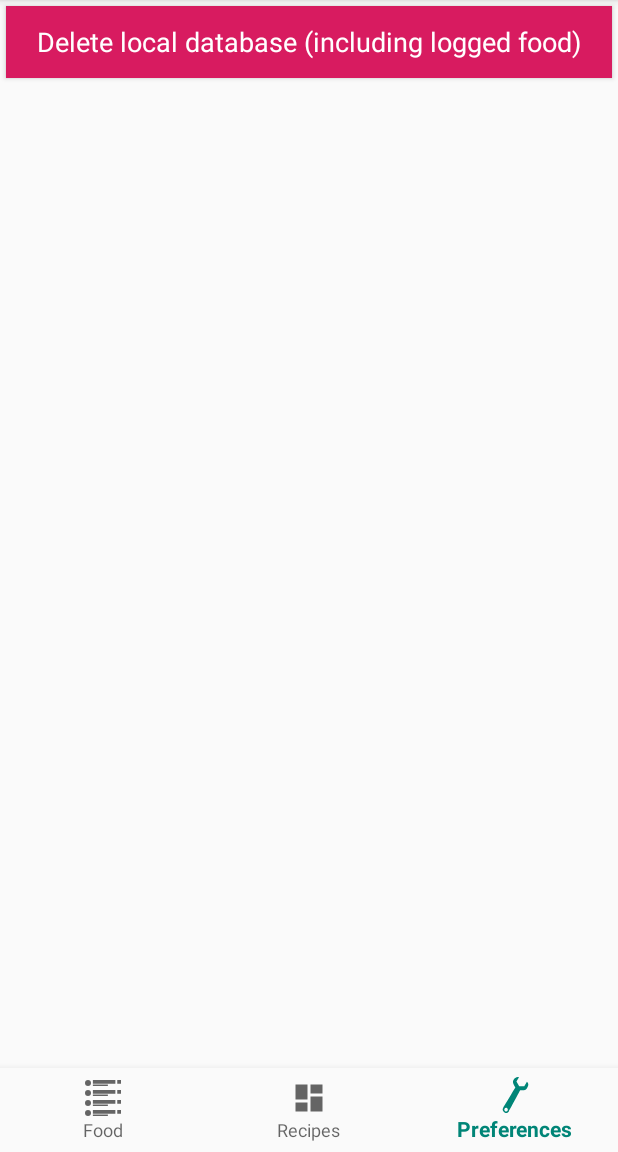
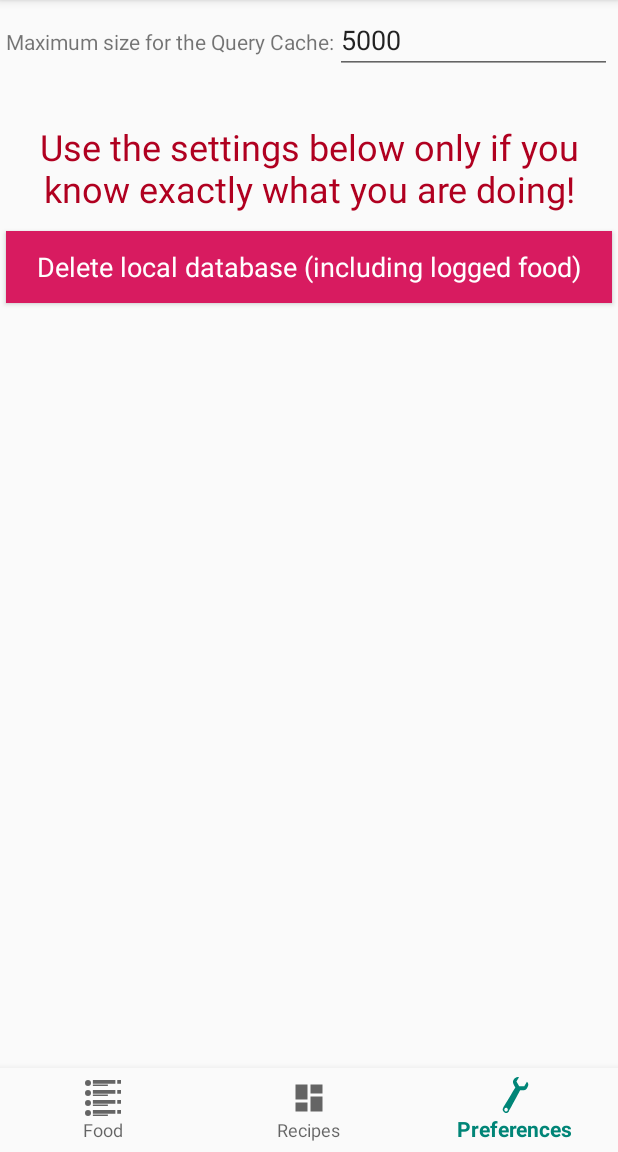
Before and after one commit to pinae/Nutria, an Android app: the screen it shows after launch (MainActivity), item 3 of the bottom bar chosen, on a phone screen of 412 x 824 dp, the part 84-1236 px from its top. Run offline under Robolectric (Android 15) with nearby library versions, the phone set to English and light mode, and no system bars; our stand-ins replace Room's generated code; libraries missing offline, so code that uses them is left out: org.jetbrains.anko; 1 statement that could not run was skipped.

Commit message:
Keep query cache small - with setting to set its size

```diff
--- a/app/src/main/kotlin/de/ct/nutria/Application.kt
+++ b/app/src/main/kotlin/de/ct/nutria/Application.kt
@@ -7,12 +7,17 @@ import androidx.room.Room
 
 class SharedPreferencesWrapper(context: Context) {
     private val prefsFilename = "net.pinae.nutria.prefs"
-    private val calirieBudgetKey = "calorieBudget"
+    private val calorieBudgetKey = "calorieBudget"
+    private val sizeQueryCacheKey = "sizeQueryCache"
     private val prefs: SharedPreferences = context.getSharedPreferences(prefsFilename, 0)
 
     var calorieBudget: Float
-        get() = prefs.getFloat(calirieBudgetKey, 2000f)
-        set(value) = prefs.edit().putFloat(calirieBudgetKey, value).apply()
+        get() = prefs.getFloat(calorieBudgetKey, 2000f)
+        set(value) = prefs.edit().putFloat(calorieBudgetKey, value).apply()
+
+    var sizeQueryCache: Int
+        get() = prefs.getInt(sizeQueryCacheKey, 5000)
+        set(value) = prefs.edit().putInt(sizeQueryCacheKey, value).apply()
 }
 
 val prefs: SharedPreferencesWrapper = NutriaApplication.sharedPreferences!!
--- a/app/src/main/kotlin/de/ct/nutria/PreferencesFragment.kt
+++ b/app/src/main/kotlin/de/ct/nutria/PreferencesFragment.kt
@@ -1,11 +1,11 @@
 package de.ct.nutria
 
-import android.content.Context
 import android.os.Bundle
 import androidx.fragment.app.Fragment
 import android.view.LayoutInflater
 import android.view.View
 import android.view.ViewGroup
+import androidx.core.widget.addTextChangedListener
 import com.google.android.material.snackbar.Snackbar
 import kotlinx.android.synthetic.main.fragment_preferences.*
 
@@ -29,6 +29,18 @@ class PreferencesFragment : Fragment() {
                     .setAction("Action", null).show()
             }
         }
+        editTextQueryCacheSize.setText(prefs.sizeQueryCache.toString())
+        editTextQueryCacheSize.addTextChangedListener {
+            val cacheSizeText = it.toString()
+            try {
+                if (cacheSizeText.toInt() > 0) {
+                    prefs.sizeQueryCache = cacheSizeText.toInt()
+                }
+            } catch (ex: NumberFormatException) {
+                prefs.sizeQueryCache = 5000
+            }
+
+        }
     }
 
     companion object {
--- a/app/src/main/kotlin/de/ct/nutria/QueryFoodItemRepository.kt
+++ b/app/src/main/kotlin/de/ct/nutria/QueryFoodItemRepository.kt
@@ -115,6 +115,7 @@ class QueryFoodItemRepository(var listener: FoodItemRepositoryListener) {
                 queryFoodItemDao.updateAll(newFood)
             }
         }
+        queryFoodItemDao.deleteIrrelevant(prefs.sizeQueryCache)
     }
 
     private fun addToRoomDB(vararg foods: QueryFoodItem) {
@@ -127,6 +128,7 @@ class QueryFoodItemRepository(var listener: FoodItemRepositoryListener) {
                     queryFoodItemDao.updateAll(it)
                 }
             }
+            queryFoodItemDao.deleteIrrelevant(prefs.sizeQueryCache)
         }
     }
 }
--- a/app/src/main/kotlin/de/ct/nutria/RoomDaos.kt
+++ b/app/src/main/kotlin/de/ct/nutria/RoomDaos.kt
@@ -14,6 +14,9 @@ interface QueryFoodItemDao {
 
     @Query("SELECT * FROM food WHERE categoryId=:categoryId")
     fun getAllFoodsOfCategory(categoryId: Long): List<QueryFoodItem>
+
+    @Query("DELETE FROM food WHERE foodId NOT IN ( SELECT foodId FROM food ORDER BY relevance DESC LIMIT :keepLimit )")
+    fun deleteIrrelevant(keepLimit: Int)
 
     @Insert
     fun insertAll(vararg foods: QueryFoodItem)
--- a/app/src/main/res/layout/fragment_preferences.xml
+++ b/app/src/main/res/layout/fragment_preferences.xml
@@ -6,6 +6,41 @@
     android:layout_height="match_parent"
     android:orientation="vertical"
     tools:context=".PreferencesFragment">
+
+    <LinearLayout
+        android:layout_width="match_parent"
+        android:layout_height="wrap_content"
+        android:padding="@dimen/food_detail_property_spacing"
+        android:orientation="horizontal">
+
+        <TextView
+            android:id="@+id/textViewQueryCacheSize"
+            android:layout_width="wrap_content"
+            android:layout_height="wrap_content"
+            android:layout_weight="0"
+            android:text="@string/maximumQueryCacheSize" />
+
+        <EditText
+            android:id="@+id/editTextQueryCacheSize"
+            android:layout_width="wrap_content"
+            android:layout_height="wrap_content"
+            android:layout_weight="1"
+            android:hint="@string/defaultQueryCacheSize"
+            android:autofillHints="@string/defaultQueryCacheSize"
+            android:ems="10"
+            android:inputType="number" />
+    </LinearLayout>
+
+    <TextView
+        android:id="@+id/textView"
+        android:layout_width="match_parent"
+        android:layout_height="wrap_content"
+        android:layout_marginTop="20dp"
+        android:padding="8dp"
+        android:text="@string/hazardous_settings"
+        android:textAlignment="center"
+        android:textColor="@color/design_default_color_error"
+        android:textSize="@dimen/food_detail_name_size" />
 
     <Button
         android:id="@+id/deleteDatabaseButton"
--- a/app/src/main/res/values/strings.xml
+++ b/app/src/main/res/values/strings.xml
@@ -69,5 +69,8 @@
     <string name="unit_mg">mg</string>
     <string name="delete_local_database_including_logged_food">Delete local database (including logged food)</string>
     <string name="database_deletion_finished">Your local database was deleted.</string>
+    <string name="hazardous_settings">Use the settings below only if you know exactly what you are doing!</string>
+    <string name="defaultQueryCacheSize">5000</string>
+    <string name="maximumQueryCacheSize">Maximum size for the Query Cache:</string>
 
 </resources>
```
Also changed, not shown: 1 other file.
